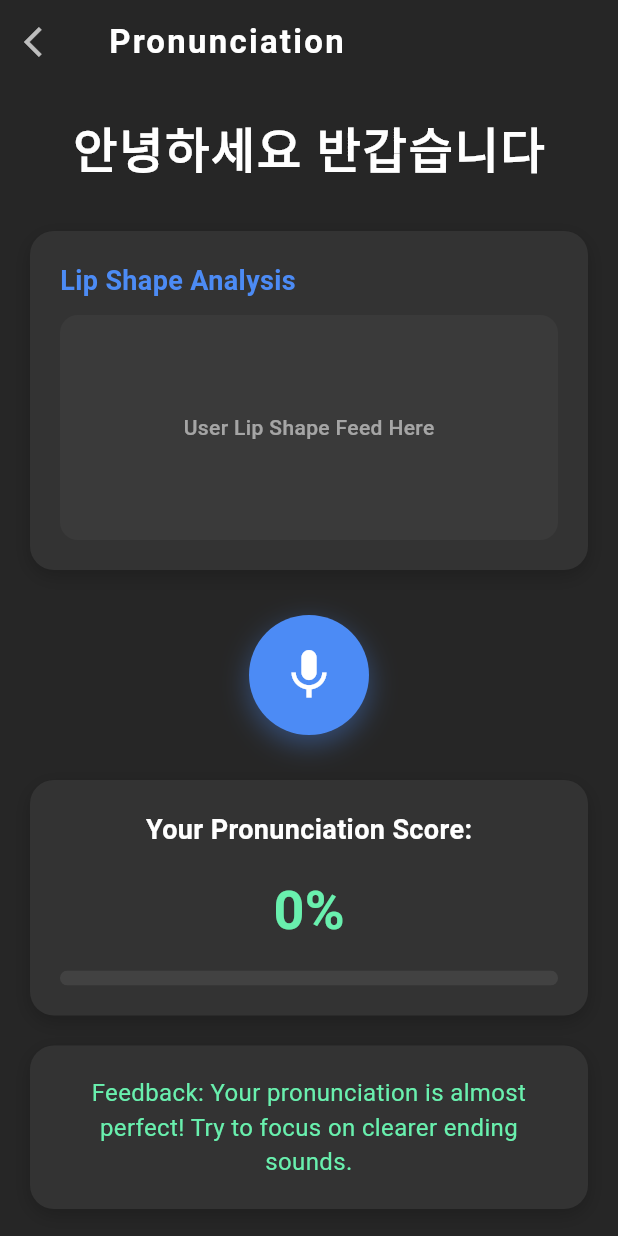
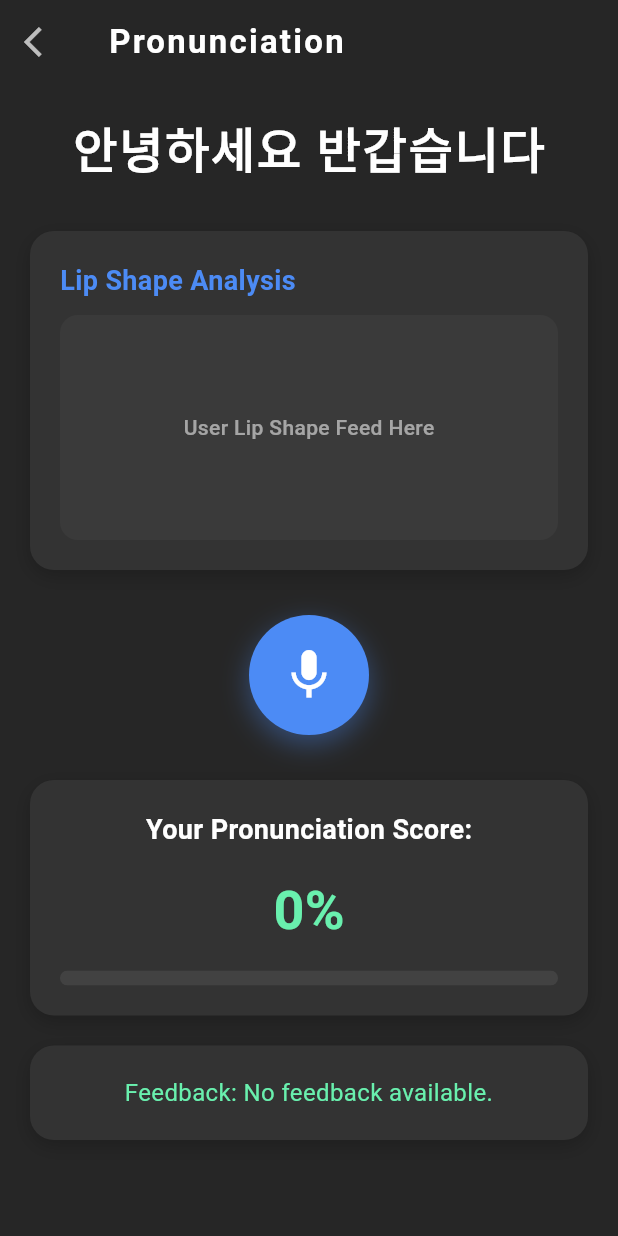
Before and after one commit to GraduationProject-SayUp/SayUP-Front, a Flutter app: the screen it shows after launch, on a phone screen of 412 x 824 dp. Run offline on Flutter 3.47's test engine with Material 3 defaults, Android fonts, the light colour scheme and no system bars; our stand-ins replace flutter_secure_storage, permission_handler, speech_to_text; missing offline and left inert: flutter_sound.

Commit message:
feedback 추가

```diff
--- a/lib/PronunciationPage.dart
+++ b/lib/PronunciationPage.dart
@@ -82,10 +82,13 @@ class _PronunciationPracticePageState
         var jsonResponse = jsonDecode(responseBody);
 
         setState(() {
-          // 피드백이 Map으로 들어올 수 있으므로 적절히 처리
-          _pronunciationFeedback = jsonResponse['feedback'] != null
-              ? jsonResponse['feedback']['original_text'] ?? '피드백을 받을 수 없습니다.'
-              : '피드백을 받을 수 없습니다.';
+          if (jsonResponse['feedback'] != null) {
+            _pronunciationFeedback = '표준발음: ${jsonResponse['feedback']['original_text']}\n'
+                '사용자발음: ${jsonResponse['feedback']['recognized_text']}\n'
+                '음절 누락(Feedback): ${jsonResponse['feedback']['missing_feedback']}';
+          } else {
+            _pronunciationFeedback = 'No feedback available';
+          }
 
           // 발음 점수 처리
           _pronunciationScore = (jsonResponse['score'] as num?)?.toDouble() ?? 0.0;
@@ -314,7 +317,9 @@ class _PronunciationPracticePageState
       child: Padding(
         padding: const EdgeInsets.all(20.0),
         child: Text(
-          'Feedback: Your pronunciation is almost perfect! Try to focus on clearer ending sounds.',
+          _pronunciationFeedback.isNotEmpty
+              ? 'Feedback: $_pronunciationFeedback'
+              : 'Feedback: No feedback available.', // 피드백이 없다면 기본 메시지
           textAlign: TextAlign.center,
           style: TextStyle(
             color: Colors.greenAccent,
```
